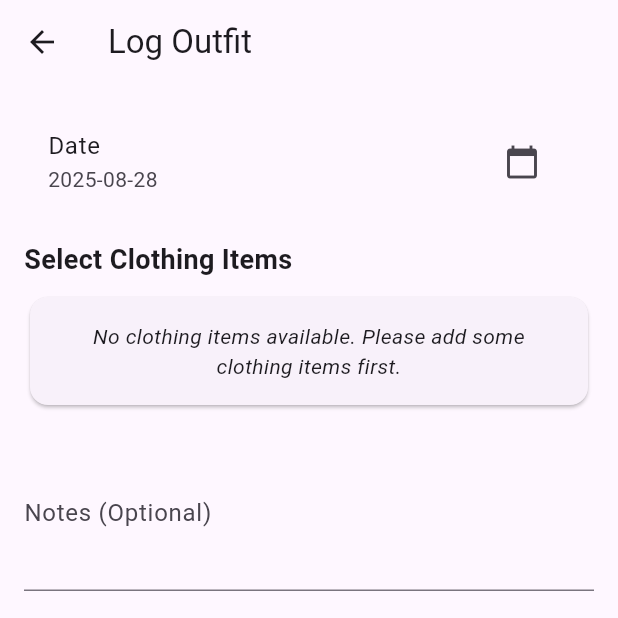
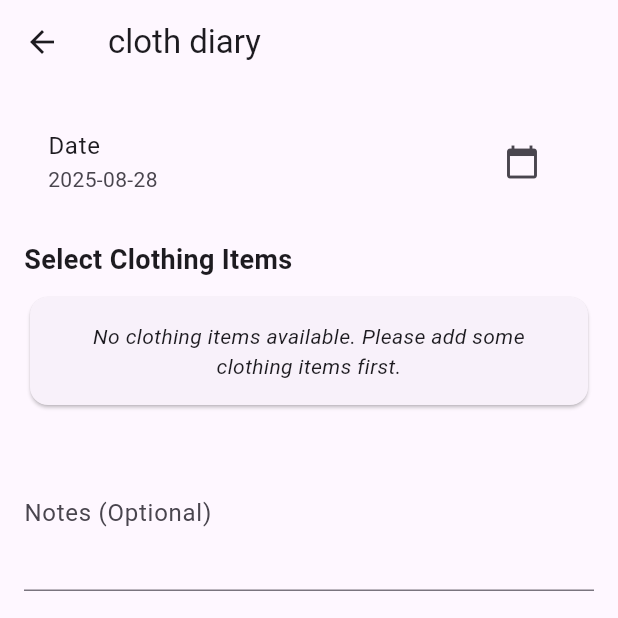
Before and after one commit to inigofera/cloth, a Flutter app: the screen it shows after launch, item 2 of the bottom bar chosen, after a tap on the "add" icon, on a phone screen of 412 x 824 dp, the top half of it. Run offline on Flutter 3.47's test engine with Material 3 defaults, Android fonts, the phone set to English and light mode, and no system bars; our stand-ins replace equatable, flutter_riverpod, get_it, hive, hive_flutter; accounts and stored records are empty.

Commit message:
added header and homogenous section titles.

```diff
--- a/lib/presentation/screens/home_screen.dart
+++ b/lib/presentation/screens/home_screen.dart
@@ -24,20 +24,20 @@ class _HomeScreenState extends ConsumerState<HomeScreen> {
   String _getTitleForIndex(int index) {
     switch (index) {
       case 0:
-        return 'Clothing Items';
+        return 'cloth diary';
       case 1:
-        return 'Outfits';
+        return 'cloth diary';
       case 2:
-        return 'Insights';
+        return 'cloth diary';
       default:
-        return 'Cloth';
+        return 'cloth diary';
     }
   }
 
   @override
   Widget build(BuildContext context) {
     return Scaffold(
-      appBar: _currentIndex == 1 ? null : AppBar(
+      appBar: AppBar(
         title: Text(_getTitleForIndex(_currentIndex)),
         backgroundColor: Theme.of(context).colorScheme.inversePrimary,
         actions: const [],
--- a/lib/presentation/widgets/add_clothing_item_form.dart
+++ b/lib/presentation/widgets/add_clothing_item_form.dart
@@ -130,7 +130,7 @@ class _AddClothingItemFormState extends ConsumerState<AddClothingItemForm> {
   Widget build(BuildContext context) {
     return Scaffold(
       appBar: AppBar(
-        title: const Text('Add Clothing Item'),
+        title: const Text('cloth diary'),
       ),
       body: Form(
         key: _formKey,
--- a/lib/presentation/widgets/add_outfit_form.dart
+++ b/lib/presentation/widgets/add_outfit_form.dart
@@ -96,7 +96,7 @@ class _AddOutfitFormState extends ConsumerState<AddOutfitForm> {
 
     return Scaffold(
       appBar: AppBar(
-        title: const Text('Log Outfit'),
+        title: const Text('cloth diary'),
       ),
       body: Form(
         key: _formKey,
--- a/lib/presentation/widgets/clothing_items_view.dart
+++ b/lib/presentation/widgets/clothing_items_view.dart
@@ -22,88 +22,22 @@ class _ClothingItemsViewState extends ConsumerState<ClothingItemsView> {
     final currentSortOption = ref.watch(clothingItemsSortOptionProvider);
 
     return Scaffold(
-      appBar: AppBar(
-        title: const Text('Clothing Items'),
-        actions: [
-          // Expand/Collapse all button
-          IconButton(
-            icon: Icon(
-              _expandedCategories.isEmpty ? Icons.unfold_more : Icons.unfold_less,
-            ),
-            onPressed: () {
-              if (_expandedCategories.isEmpty) {
-                // Expand all categories
-                clothingItemsAsync.whenData((items) {
-                  if (items.isNotEmpty) {
-                    final categories = _getCategoriesFromItems(items);
-                    setState(() {
-                      _expandedCategories.addAll(categories);
-                    });
-                  }
-                });
-              } else {
-                // Collapse all categories
-                setState(() {
-                  _expandedCategories.clear();
-                });
-              }
-            },
-            tooltip: _expandedCategories.isEmpty ? 'Expand all categories' : 'Collapse all categories',
-          ),
-          // Sorting dropdown
-          PopupMenuButton<SortOption>(
-            icon: const Icon(Icons.sort),
-            tooltip: 'Sort items',
-            onSelected: (SortOption option) {
-              // Update the provider instead of local state
-              ref.read(clothingItemsSortOptionProvider.notifier).state = option;
-            },
-            itemBuilder: (BuildContext context) => [
-              const PopupMenuItem<SortOption>(
-                value: SortOption.alphabetical,
-                child: Row(
-                  children: [
-                    Icon(Icons.sort_by_alpha),
-                    SizedBox(width: 8),
-                    Text('Sort Alphabetically'),
-                  ],
+      body: clothingItemsAsync.when(
+        data: (items) => Column(
+          crossAxisAlignment: CrossAxisAlignment.start,
+          children: [
+            Padding(
+              padding: const EdgeInsets.all(16.0),
+              child: Text(
+                'Clothing Items',
+                style: Theme.of(context).textTheme.headlineMedium?.copyWith(
+                  fontWeight: FontWeight.bold,
                 ),
               ),
-              const PopupMenuItem<SortOption>(
-                value: SortOption.wearCountAscending,
-                child: Row(
-                  children: [
-                    Icon(Icons.trending_up),
-                    SizedBox(width: 8),
-                    Text('Sort by Wears (Low to High)'),
-                  ],
-                ),
-              ),
-              const PopupMenuItem<SortOption>(
-                value: SortOption.wearCountDescending,
-                child: Row(
-                  children: [
-                    Icon(Icons.trending_down),
-                    SizedBox(width: 8),
-                    Text('Sort by Wears (High to Low)'),
-                  ],
-                ),
-              ),
-            ],
-          ),
-          // Refresh button
-          IconButton(
-            icon: const Icon(Icons.refresh),
-            onPressed: () {
-              // Trigger a refresh by invalidating the provider
-              ref.invalidate(activeClothingItemsProvider);
-            },
-            tooltip: 'Refresh wear counts',
-          ),
-        ],
-      ),
-      body: clothingItemsAsync.when(
-        data: (items) => _buildContent(context, ref, items, currentSortOption),
+            ),
+            Expanded(child: _buildContent(context, ref, items, currentSortOption)),
+          ],
+        ),
         loading: () => const Center(child: CircularProgressIndicator()),
         error: (error, stack) => Center(child: Text('Error: $error')),
       ),
--- a/lib/presentation/widgets/insights_view.dart
+++ b/lib/presentation/widgets/insights_view.dart
@@ -27,7 +27,7 @@ class InsightsView extends ConsumerWidget {
                 Text(
                   'Insights',
                   style: Theme.of(context).textTheme.headlineMedium?.copyWith(
-                    fontWeight: FontWeight.bold,
+                      fontWeight: FontWeight.bold,
                   ),
                 ),
                 const SizedBox(height: 24),
--- a/lib/presentation/widgets/outfits_view.dart
+++ b/lib/presentation/widgets/outfits_view.dart
@@ -23,9 +23,21 @@ class _OutfitsViewState extends ConsumerState<OutfitsView> {
     final outfitsAsync = ref.watch(activeOutfitsProvider);
 
     return Scaffold(
-      appBar: AppBar(
-        title: const Text('Outfits'),
-        actions: [
+      body: outfitsAsync.when(
+        data: (outfits) => Column(
+          crossAxisAlignment: CrossAxisAlignment.start,
+          children: [
+            Padding(
+              padding: const EdgeInsets.all(16.0),
+              child: Row(
+                mainAxisAlignment: MainAxisAlignment.spaceBetween,
+                children: [
+                  Text(
+                    'Outfits',
+                    style: Theme.of(context).textTheme.headlineMedium?.copyWith(
+                      fontWeight: FontWeight.bold,
+                    ),
+                  ),
                   IconButton(
                     icon: Icon(_isCalendarView ? Icons.list : Icons.calendar_month),
                     onPressed: () {
@@ -37,10 +49,15 @@ class _OutfitsViewState extends ConsumerState<OutfitsView> {
                   ),
                 ],
               ),
-      body: outfitsAsync.when(
-        data: (outfits) => _isCalendarView
+            ),
+            const SizedBox(height: 8),
+            Expanded(
+              child: _isCalendarView
                   ? OutfitCalendarView(outfits: outfits)
                   : _buildListView(context, ref, outfits),
+            ),
+          ],
+        ),
         loading: () => const Center(child: CircularProgressIndicator()),
         error: (error, stack) => Center(
           child: Column(
```
Lines whose indentation alone changed are shown as unchanged.
